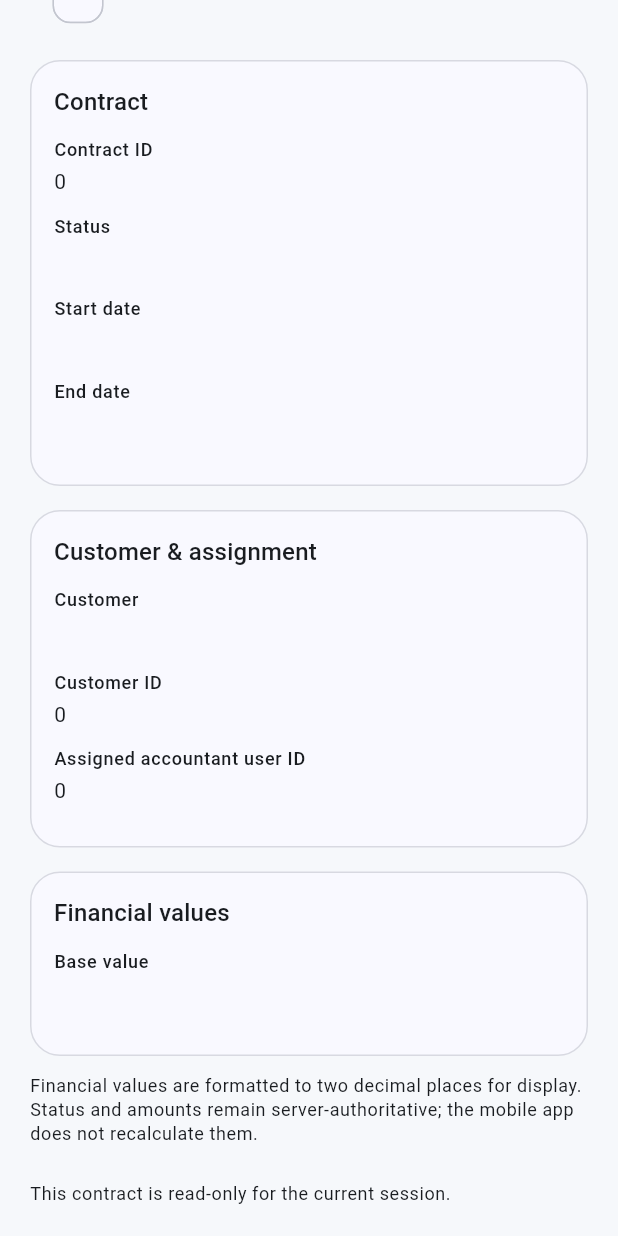
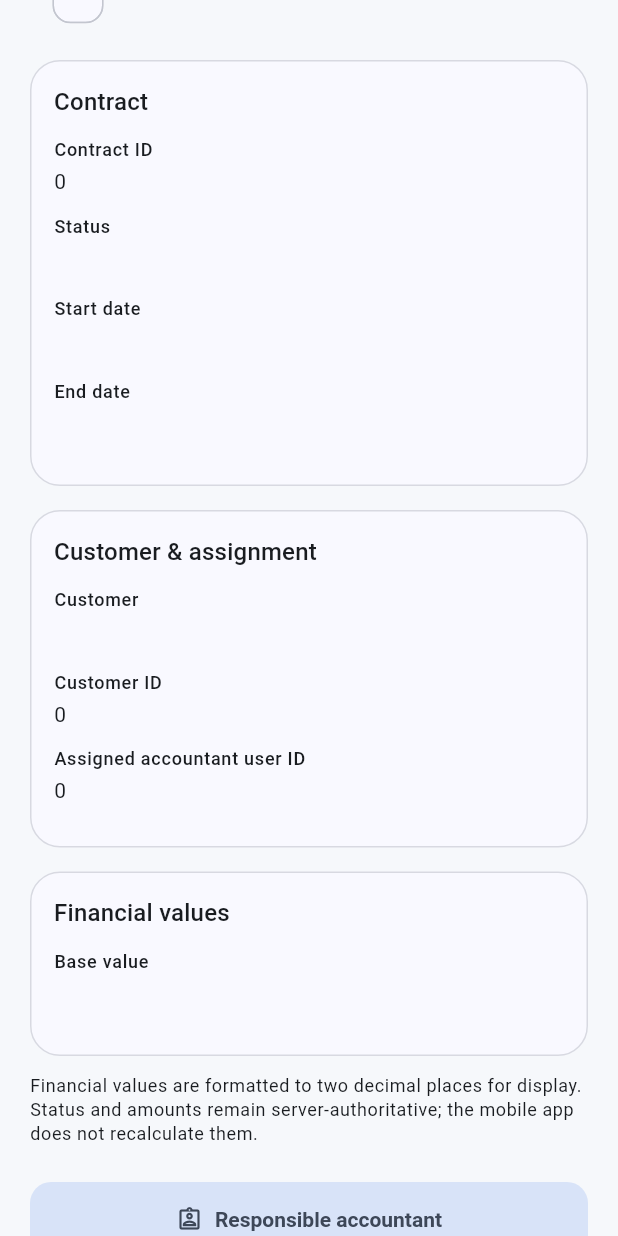
Before and after one commit to walidatiyaai2025-gif/contractflow, a Flutter app: the _ReadyContractDetails widget shown alone on an empty page, opened directly with empty values, scrolled down 48 dp, on a phone screen of 412 x 824 dp. Run offline on Flutter 3.47's test engine with Material 3 defaults, Android fonts, the phone set to English and light mode, and no system bars; our stand-ins replace firebase_core, firebase_messaging, flutter_secure_storage, google_fonts; accounts and stored records are empty; network calls fail; project files that could hold a hidden picture were left out.

Commit message:
Expose responsible accountant action to assign-only mobile users

```diff
--- a/mobile/lib/features/contracts/contract_details_screen.dart
+++ b/mobile/lib/features/contracts/contract_details_screen.dart
@@ -58,6 +58,10 @@ final class _ContractDetailsScreenState extends State<ContractDetailsScreen> {
             controller.detailState == ContractDetailLoadState.ready &&
                 controller.selectedContractId == widget.contractId &&
                 contract != null;
+        final canOpenContractAction = widget.onEditContract != null;
+        final contractActionLabel = controller.canEditContract
+            ? l10n.t('Edit contract')
+            : l10n.t('Responsible accountant');
 
         return Scaffold(
           appBar: AppBar(
@@ -67,13 +71,15 @@ final class _ContractDetailsScreenState extends State<ContractDetailsScreen> {
                   : l10n.t('Contract details'),
             ),
             actions: [
-              if (readyForCurrent &&
-                  controller.canEditContract &&
-                  widget.onEditContract != null)
+              if (readyForCurrent && canOpenContractAction)
                 IconButton(
-                  tooltip: l10n.t('Edit contract'),
+                  tooltip: contractActionLabel,
                   onPressed: () => widget.onEditContract!(contract.id),
-                  icon: const Icon(Icons.edit_outlined),
+                  icon: Icon(
+                    controller.canEditContract
+                        ? Icons.edit_outlined
+                        : Icons.assignment_ind_outlined,
+                  ),
                 ),
             ],
           ),
@@ -170,6 +176,9 @@ final class _ReadyContractDetails extends StatelessWidget {
   @override
   Widget build(BuildContext context) {
     final l10n = context.scL10n;
+    final contractActionLabel = canEdit
+        ? l10n.t('Edit contract')
+        : l10n.t('Responsible accountant');
     return SingleChildScrollView(
       padding: const EdgeInsets.all(20),
       child: Column(
@@ -253,11 +262,15 @@ final class _ReadyContractDetails extends StatelessWidget {
             style: Theme.of(context).textTheme.bodySmall,
           ),
           const SizedBox(height: 24),
-          if (canEdit && onEditContract != null)
+          if (onEditContract != null)
             FilledButton.tonalIcon(
               onPressed: () => onEditContract!(contract.id),
-              icon: const Icon(Icons.edit_outlined),
-              label: Text(l10n.t('Edit contract')),
+              icon: Icon(
+                canEdit
+                    ? Icons.edit_outlined
+                    : Icons.assignment_ind_outlined,
+              ),
+              label: Text(contractActionLabel),
             )
           else
             Text(
```
